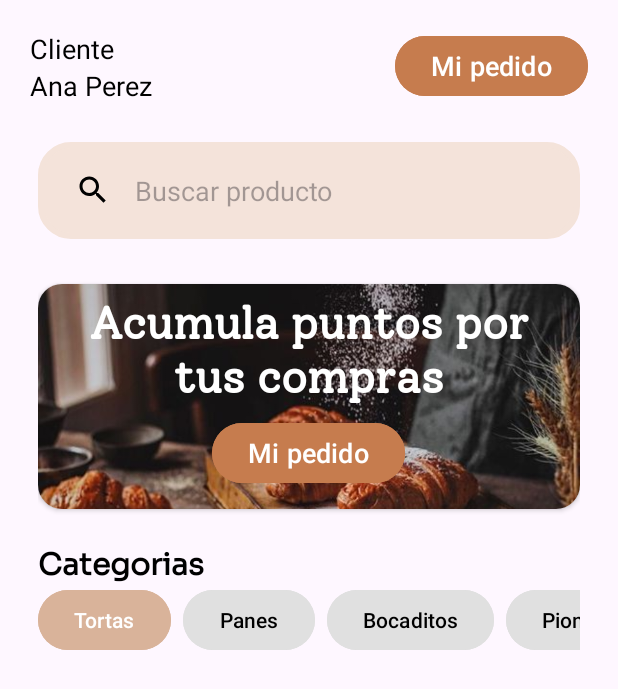
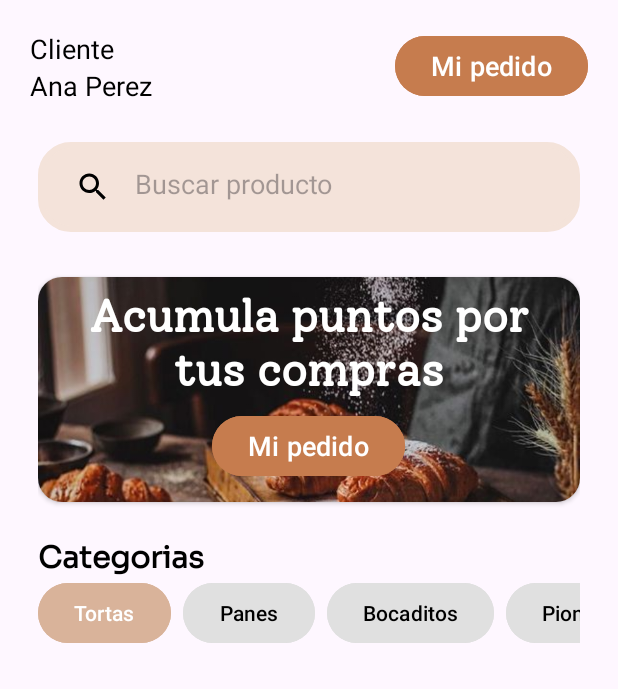
Before and after one commit to SandraMaylii/BreadFast-Android, an Android app: the layout fragment_home.xml on its own in the app's theme, with its tools: preview values and no code run, on a phone screen of 412 x 824 dp. Shown: the top 689 px of the screen. Run offline under Robolectric (Android 15) with nearby library versions, the phone set to English and light mode, and no system bars.

Commit message:
Feat: Versión 1.3

```diff
--- a/app/src/main/java/com/upao/panaderia/fragments/FragmentPedidos.kt
+++ b/app/src/main/java/com/upao/panaderia/fragments/FragmentPedidos.kt
@@ -26,6 +26,4 @@ class FragmentPedidos : Fragment() {
         // Inflate the layout for this fragment
         return inflater.inflate(R.layout.fragment_pedidos, container, false)
     }
-
-
 }
--- a/app/src/main/java/com/upao/panaderia/fragments/FragmentPerfil.kt
+++ b/app/src/main/java/com/upao/panaderia/fragments/FragmentPerfil.kt
@@ -50,7 +50,7 @@ class FragmentPerfil : Fragment() {
         savedInstanceState: Bundle?
     ): View? {
         binding = FragmentPerfilBinding.inflate(layoutInflater, container, false)
-        // Inflate the layout for this fragment
+        // Retorno de la Vista Raíz
         return binding.root
     }
 
--- a/app/src/main/java/com/upao/panaderia/fragments/FragmentProducts.kt
+++ b/app/src/main/java/com/upao/panaderia/fragments/FragmentProducts.kt
@@ -113,7 +113,6 @@ class FragmentProducts : Fragment() {
     override fun onViewCreated(view: View, savedInstanceState: Bundle?) {
         super.onViewCreated(view, savedInstanceState)
         firebaseAuth = FirebaseAuth.getInstance()
-
         cargarInformacion()
 
     }
--- a/app/src/main/res/layout/fragment_home.xml
+++ b/app/src/main/res/layout/fragment_home.xml
@@ -52,6 +52,7 @@
         </LinearLayout>
     </LinearLayout>
 
+
     <LinearLayout
         android:layout_width="match_parent"
         android:layout_height="wrap_content"
@@ -61,8 +62,7 @@
         <EditText
             android:id="@+id/etBuscarProducto"
             android:layout_width="match_parent"
-            android:layout_height="wrap_content"
-
+            android:layout_height="60dp"
             android:background="@drawable/search_background"
             android:drawableStart="@drawable/baseline_search_24"
             android:drawablePadding="16dp"
--- a/app/src/main/res/layout/fragment_products.xml
+++ b/app/src/main/res/layout/fragment_products.xml
@@ -65,7 +65,7 @@
         <EditText
             android:id="@+id/etBuscarProducto"
             android:layout_width="match_parent"
-            android:layout_height="wrap_content"
+            android:layout_height="60dp"
             android:background="@drawable/search_background"
             android:drawableStart="@drawable/baseline_search_24"
             android:drawablePadding="16dp"
@@ -185,8 +185,6 @@
             android:layout_width="match_parent"
             android:layout_height="259dp"
             android:layout_marginTop="16dp" />
-
-
     </LinearLayout>
 
 
```
